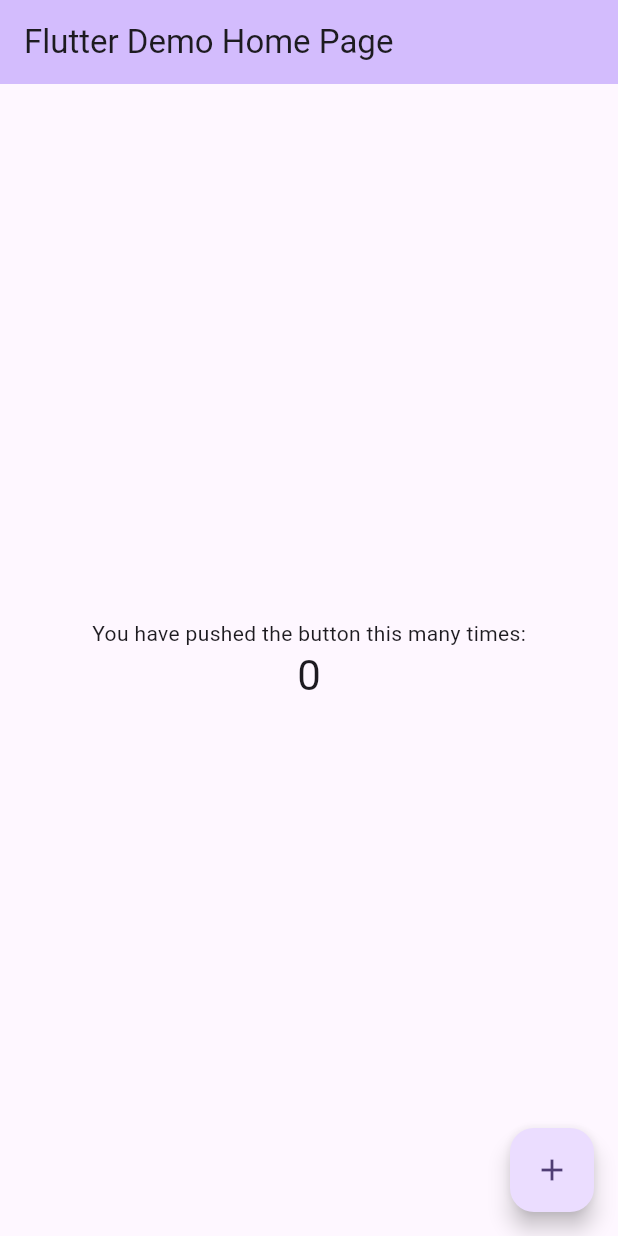
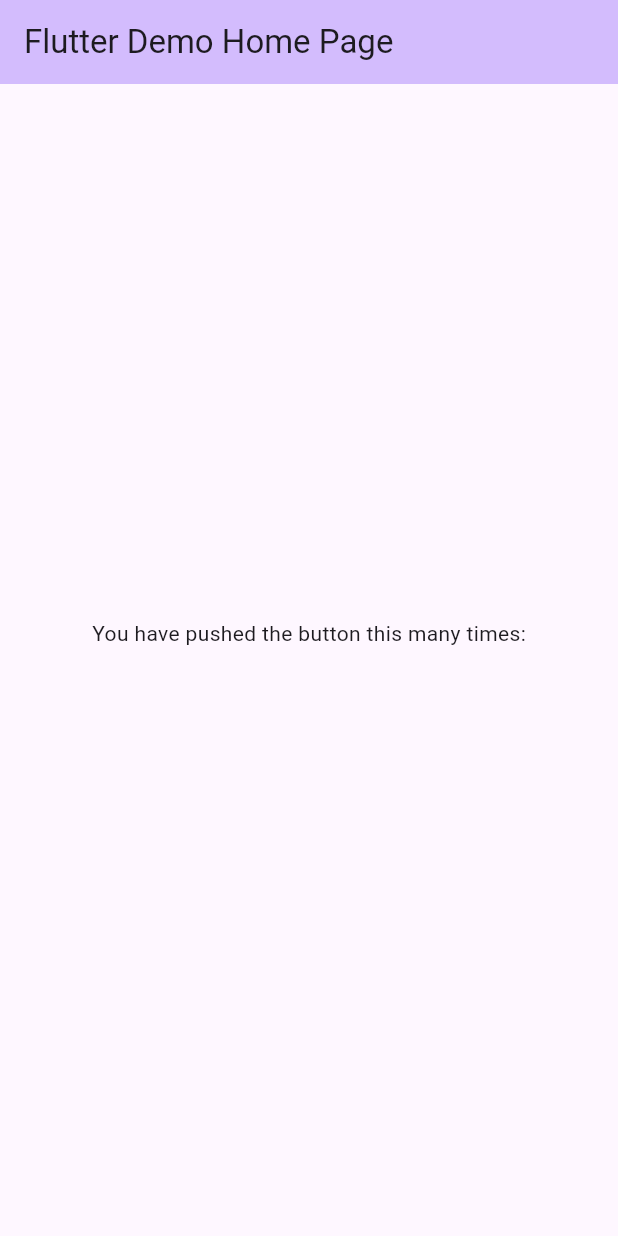
Before and after one commit to mahdawemghr/u_tip, a Flutter app: the screen it shows after launch, on a phone screen of 412 x 824 dp. Run offline on Flutter 3.47's test engine with Material 3 defaults, Android fonts, the phone set to English and light mode, and no system bars.

Commit message:
just started the first app

```diff
--- a/lib/main.dart
+++ b/lib/main.dart
@@ -7,27 +7,11 @@ void main() {
 class MyApp extends StatelessWidget {
   const MyApp({super.key});
 
-  // This widget is the root of your application.
   @override
   Widget build(BuildContext context) {
     return MaterialApp(
       title: 'Flutter Demo',
       theme: ThemeData(
-        // This is the theme of your application.
-        //
-        // TRY THIS: Try running your application with "flutter run". You'll see
-        // the application has a purple toolbar. Then, without quitting the app,
-        // try changing the seedColor in the colorScheme below to Colors.green
-        // and then invoke "hot reload" (save your changes or press the "hot
-        // reload" button in a Flutter-supported IDE, or press "r" if you used
-        // the command line to start the app).
-        //
-        // Notice that the counter didn't reset back to zero; the application
-        // state is not lost during the reload. To reset the state, use hot
-        // restart instead.
-        //
-        // This works for code too, not just values: Most code changes can be
-        // tested with just a hot reload.
         colorScheme: ColorScheme.fromSeed(seedColor: Colors.deepPurple),
       ),
       home: const MyHomePage(title: 'Flutter Demo Home Page'),
@@ -37,16 +21,6 @@ class MyApp extends StatelessWidget {
 
 class MyHomePage extends StatefulWidget {
   const MyHomePage({super.key, required this.title});
-
-  // This widget is the home page of your application. It is stateful, meaning
-  // that it has a State object (defined below) that contains fields that affect
-  // how it looks.
-
-  // This class is the configuration for the state. It holds the values (in this
-  // case the title) provided by the parent (in this case the App widget) and
-  // used by the build method of the State. Fields in a Widget subclass are
-  // always marked "final".
-
   final String title;
 
   @override
@@ -54,69 +28,22 @@ class MyHomePage extends StatefulWidget {
 }
 
 class _MyHomePageState extends State<MyHomePage> {
-  int _counter = 0;
-
-  void _incrementCounter() {
-    setState(() {
-      // This call to setState tells the Flutter framework that something has
-      // changed in this State, which causes it to rerun the build method below
-      // so that the display can reflect the updated values. If we changed
-      // _counter without calling setState(), then the build method would not be
-      // called again, and so nothing would appear to happen.
-      _counter++;
-    });
-  }
-
   @override
   Widget build(BuildContext context) {
-    // This method is rerun every time setState is called, for instance as done
-    // by the _incrementCounter method above.
-    //
-    // The Flutter framework has been optimized to make rerunning build methods
-    // fast, so that you can just rebuild anything that needs updating rather
-    // than having to individually change instances of widgets.
     return Scaffold(
       appBar: AppBar(
-        // TRY THIS: Try changing the color here to a specific color (to
-        // Colors.amber, perhaps?) and trigger a hot reload to see the AppBar
-        // change color while the other colors stay the same.
         backgroundColor: Theme.of(context).colorScheme.inversePrimary,
-        // Here we take the value from the MyHomePage object that was created by
-        // the App.build method, and use it to set our appbar title.
         title: Text(widget.title),
       ),
       body: Center(
-        // Center is a layout widget. It takes a single child and positions it
-        // in the middle of the parent.
         child: Column(
-          // Column is also a layout widget. It takes a list of children and
-          // arranges them vertically. By default, it sizes itself to fit its
-          // children horizontally, and tries to be as tall as its parent.
-          //
-          // Column has various properties to control how it sizes itself and
-          // how it positions its children. Here we use mainAxisAlignment to
-          // center the children vertically; the main axis here is the vertical
-          // axis because Columns are vertical (the cross axis would be
-          // horizontal).
-          //
-          // TRY THIS: Invoke "debug painting" (choose the "Toggle Debug Paint"
-          // action in the IDE, or press "p" in the console), to see the
-          // wireframe for each widget.
           mainAxisAlignment: MainAxisAlignment.center,
           children: <Widget>[
             const Text('You have pushed the button this many times:'),
-            Text(
-              '$_counter',
-              style: Theme.of(context).textTheme.headlineMedium,
-            ),
+            Text('', style: Theme.of(context).textTheme.headlineMedium),
           ],
         ),
       ),
-      floatingActionButton: FloatingActionButton(
-        onPressed: _incrementCounter,
-        tooltip: 'Increment',
-        child: const Icon(Icons.add),
-      ), // This trailing comma makes auto-formatting nicer for build methods.
     );
   }
 }
```
